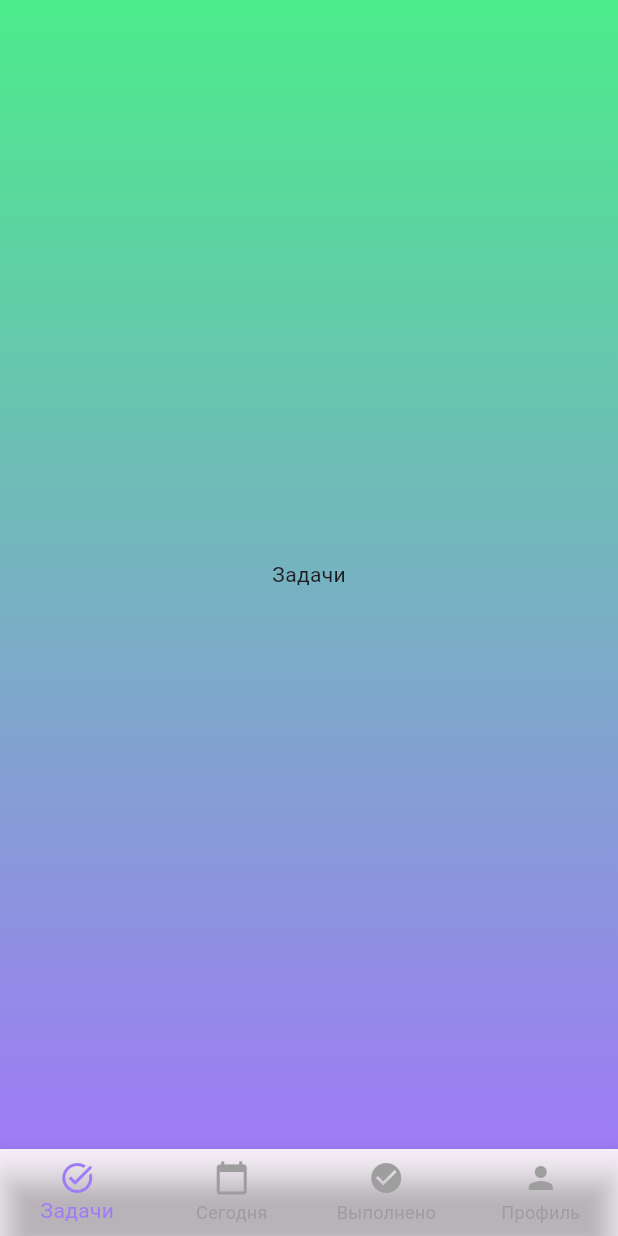
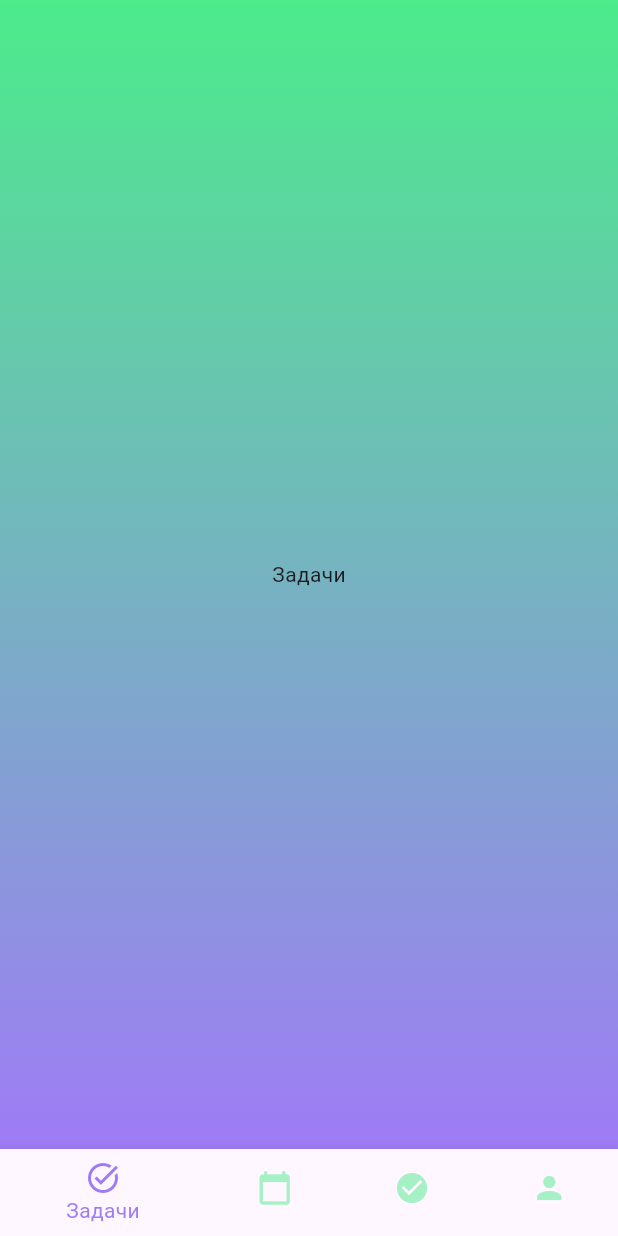
Before and after one commit to AlexGeorgievich/zc_dodiddone, a Flutter app: the MainPage screen opened directly, on a phone screen of 412 x 824 dp. Run offline on Flutter 3.47's test engine with Material 3 defaults, Android fonts, the phone set to English and light mode, and no system bars.

```diff
--- a/lib/pages/main_page.dart
+++ b/lib/pages/main_page.dart
@@ -69,9 +69,9 @@ class _MainPageState extends State<MainPage> {
         ],
         currentIndex: _selectedIndex,
         onTap: _onItemTapped,
-        type: BottomNavigationBarType.fixed,
-        selectedItemColor: DoDidDoneTheme.lightTheme.colorScheme.primary,
-        unselectedItemColor: Colors.grey,
+        // type: BottomNavigationBarType.fixed,
+        // selectedItemColor: DoDidDoneTheme.lightTheme.colorScheme.primary,
+        // unselectedItemColor: Colors.grey,
       ),
     );
   }
```
